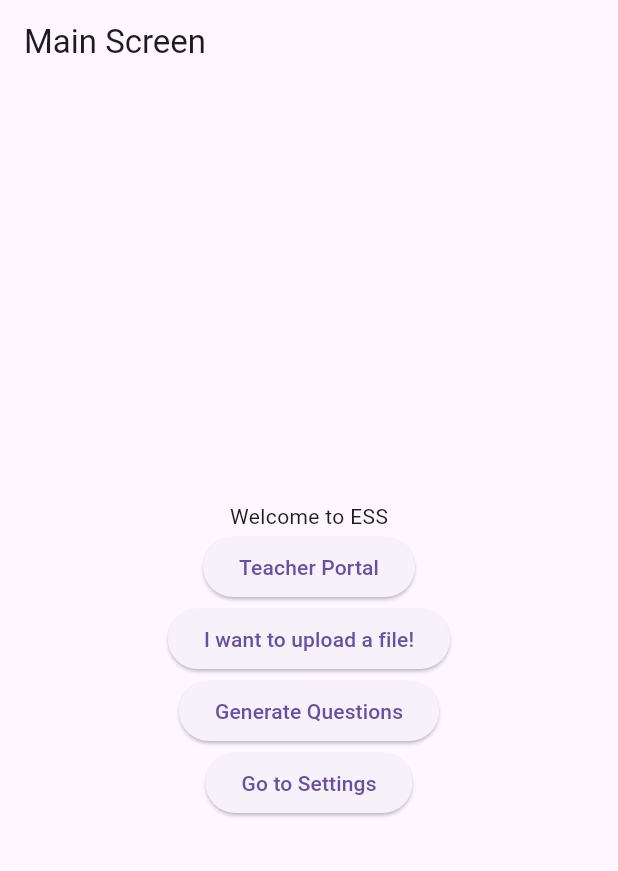
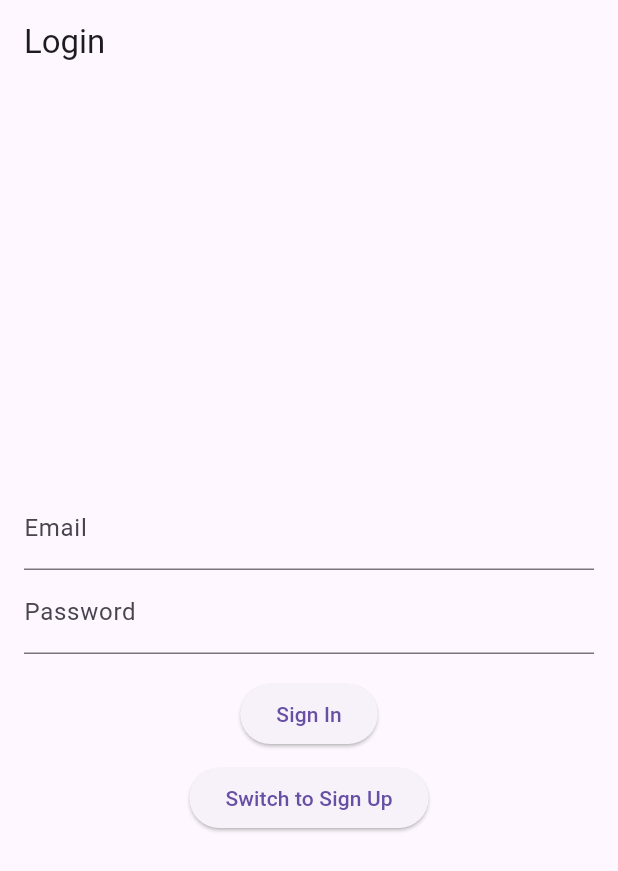
Before and after one commit to umgc/spring2024, a Flutter app: the screen it shows after launch, on a phone screen of 412 x 824 dp. Shown: the top 871 px of the screen. Run offline on Flutter 3.47's test engine with Material 3 defaults, Android fonts, the phone set to English and light mode, and no system bars; our stand-ins replace cloud_firestore, file_picker, firebase_auth, firebase_core; accounts and stored records are empty.

Commit message:
login sign up and some navigation changes

```diff
--- a/LLM/educ_ai_tion/lib/main.dart
+++ b/LLM/educ_ai_tion/lib/main.dart
@@ -5,6 +5,7 @@ import 'package:firebase_core/firebase_core.dart';
 import 'firebase_options.dart';
 import 'screens/question_generator_screen.dart';
 import 'screens/settings_screen.dart';
+import 'screens/login_screen.dart';
 
 void main() async {
   // Initialize Firebase
@@ -21,6 +22,17 @@ class MainApp extends StatelessWidget {
   @override
   Widget build(BuildContext context) {
     return MaterialApp(
+      home: LoginScreen(),
+    );
+  }
+}
+
+class MyApp extends StatelessWidget {
+  const MyApp({Key? key});
+
+  @override
+  Widget build(BuildContext context) {
+    return MaterialApp(
       home: Scaffold(
         appBar: AppBar(
           title: const Text('Main Screen'),
@@ -33,7 +45,7 @@ class MainApp extends StatelessWidget {
                 mainAxisAlignment: MainAxisAlignment.center,
                 children: <Widget>[
                   const Text('Welcome to ESS'),
-                    ElevatedButton(
+                  ElevatedButton(
                     onPressed: () {
                       Navigator.push(
                         context,
@@ -57,7 +69,8 @@ class MainApp extends StatelessWidget {
                     onPressed: () {
                       Navigator.push(
                         context,
-                        MaterialPageRoute(builder: (context) => QuestionGeneratorScreen()),
+                        MaterialPageRoute(
+                            builder: (context) => QuestionGeneratorScreen()),
                       );
                     },
                     child: const Text('Generate Questions'),
@@ -66,7 +79,8 @@ class MainApp extends StatelessWidget {
                     onPressed: () {
                       Navigator.push(
                         context,
-                        MaterialPageRoute(builder: (context) => SettingsScreen()),
+                        MaterialPageRoute(
+                            builder: (context) => SettingsScreen()),
                       );
                     },
                     child: const Text('Go to Settings'),
--- /dev/null
+++ b/LLM/educ_ai_tion/lib/screens/login_screen.dart
@@ -0,0 +1,105 @@
+import 'package:flutter/material.dart';
+import 'package:firebase_auth/firebase_auth.dart';
+import 'package:educ_ai_tion/screens/home_page.dart';
+
+class LoginScreen extends StatefulWidget {
+  @override
+  _LoginScreenState createState() => _LoginScreenState();
+}
+
+class _LoginScreenState extends State<LoginScreen> {
+  final FirebaseAuth _auth = FirebaseAuth.instance;
+  final TextEditingController _emailController = TextEditingController();
+  final TextEditingController _passwordController = TextEditingController();
+  bool _isSigningUp = false;
+
+  Future<void> _authenticate() async {
+    try {
+      if (_isSigningUp) {
+        await _auth.createUserWithEmailAndPassword(
+          email: _emailController.text.trim(),
+          password: _passwordController.text.trim(),
+        );
+        // Additional signup logic if needed
+        print('Sign up successful!');
+      } else {
+        await _auth.signInWithEmailAndPassword(
+          email: _emailController.text.trim(),
+          password: _passwordController.text.trim(),
+        );
+        // Additional login logic if needed
+        print('Sign in successful!');
+      }
+
+      // Navigate to the home page upon successful authentication
+      Navigator.pushReplacement(
+        context,
+        MaterialPageRoute(builder: (context) => HomePage()),
+      );
+    } catch (e) {
+      print('Error authenticating: $e');
+      // Handle the error, e.g., display an error message to the user
+      showDialog(
+        context: context,
+        builder: (BuildContext context) {
+          return AlertDialog(
+            title: Text('Error Authenticating'),
+            content: Text(
+                'An error occurred during authentication. Please try again.'),
+            actions: [
+              TextButton(
+                onPressed: () {
+                  Navigator.pop(context);
+                },
+                child: Text('OK'),
+              ),
+            ],
+          );
+        },
+      );
+    }
+  }
+
+  void _toggleSignup() {
+    setState(() {
+      _isSigningUp = !_isSigningUp;
+    });
+  }
+
+  @override
+  Widget build(BuildContext context) {
+    return Scaffold(
+      appBar: AppBar(
+        title: Text(_isSigningUp ? 'Sign Up' : 'Login'),
+      ),
+      body: Padding(
+        padding: const EdgeInsets.all(16.0),
+        child: Column(
+          mainAxisAlignment: MainAxisAlignment.center,
+          children: [
+            TextField(
+              controller: _emailController,
+              decoration: InputDecoration(labelText: 'Email'),
+            ),
+            TextField(
+              controller: _passwordController,
+              decoration: InputDecoration(labelText: 'Password'),
+              obscureText: true,
+            ),
+            SizedBox(height: 16),
+            ElevatedButton(
+              onPressed: _authenticate,
+              child: Text(_isSigningUp ? 'Sign Up' : 'Sign In'),
+            ),
+            SizedBox(height: 8),
+            ElevatedButton(
+              onPressed: _toggleSignup,
+              child:
+                  Text(_isSigningUp ? 'Switch to Login' : 'Switch to Sign Up'),
+            ),
+          ],
+        ),
+      ),
+    );
+  }
+}
```
Also changed, not shown: LLM/educ_ai_tion/lib/data/question_data.dart (+11 -0 lines), LLM/educ_ai_tion/lib/screens/generated_questions_screen.dart (+7 -7 lines), LLM/educ_ai_tion/lib/screens/home_page.dart (added, +68 -0 lines).
